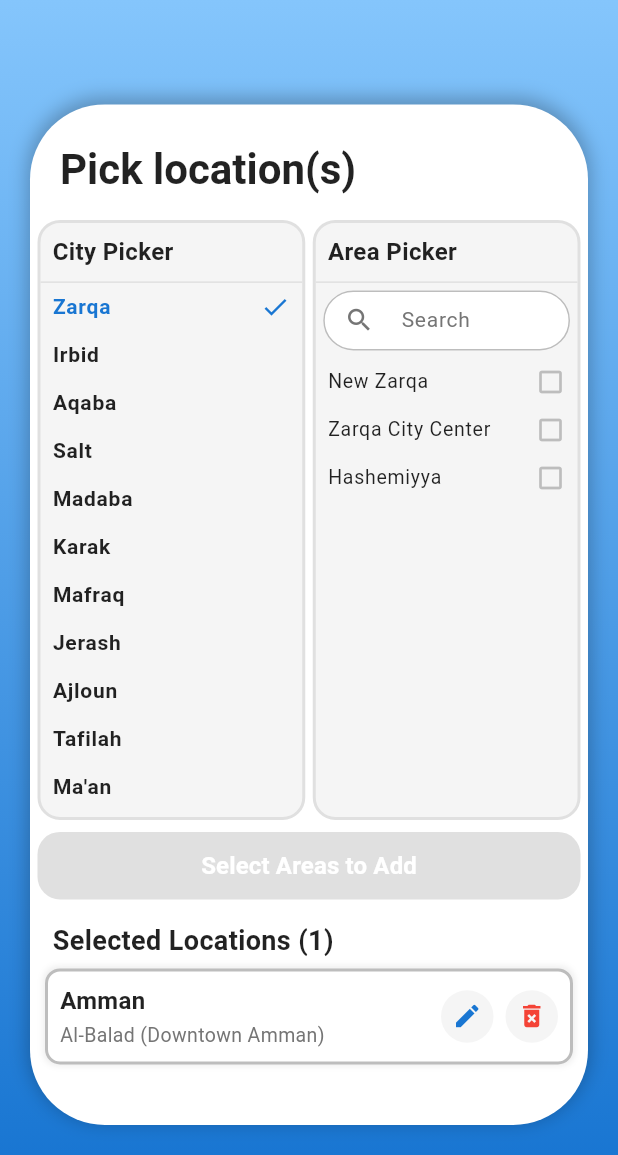
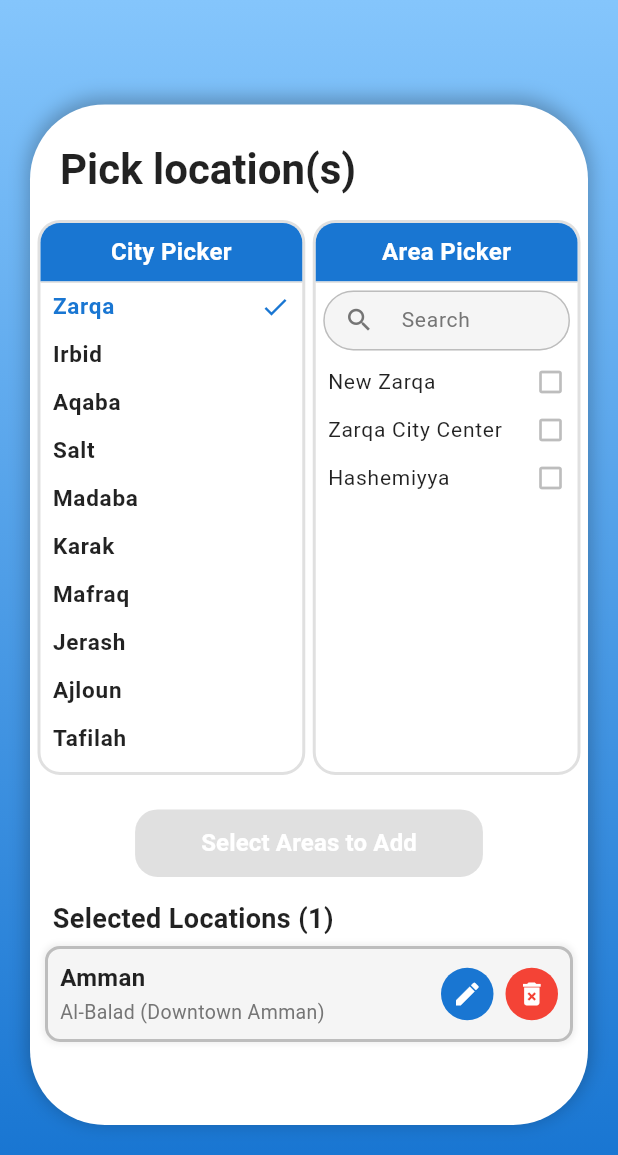
Before and after one commit to RashedGhanem11/Ajeer, a Flutter app: the LocationScreen screen opened directly with empty values, after a tap on "Al-Balad (Downtown Amman)", after a tap on "Add Location", on a phone screen of 412 x 824 dp, the part 81-1236 px from its top. Run offline on Flutter 3.47's test engine with Material 3 defaults, Android fonts, the phone set to English and light mode, and no system bars; our stand-ins replace image_picker.

Commit message:
feat: Enhance LocationScreen and ServicesScreen UI with improved color schemes and layout adjustments

```diff
--- a/Ajeer.mobile/lib/screens/service_provider_screens/location_screen.dart
+++ b/Ajeer.mobile/lib/screens/service_provider_screens/location_screen.dart
@@ -417,6 +417,8 @@ class _LocationSelectionContent extends StatelessWidget {
 
   List<Widget> _buildSelectedLocationsList() {
     final Color titleColor = isDarkMode ? Colors.white : Colors.black87;
+    const Color primaryBlue = Color(0xFF1976D2);
+    const Color deleteRed = Color(0xFFF44336);
 
     return [
       Padding(
@@ -439,7 +441,9 @@ class _LocationSelectionContent extends StatelessWidget {
         itemBuilder: (context, index) {
           final loc = finalLocations[index];
           final areas = loc.areas.toList().join(', ');
-          final Color itemBgColor = isDarkMode ? Colors.black : Colors.white;
+          final Color itemBgColor = isDarkMode
+              ? Colors.black
+              : Colors.grey.shade100;
           final Color itemBorderColor = isDarkMode
               ? Colors.grey.shade600
               : Colors.grey.shade400;
@@ -449,8 +453,6 @@ class _LocationSelectionContent extends StatelessWidget {
           final Color cityTextColor = isDarkMode
               ? Colors.white
               : Colors.black87;
-          const Color iconColor = Color(0xFF1976D2);
-          const Color deleteColor = Color(0xFFF44336);
 
           return Container(
             margin: const EdgeInsets.only(bottom: 8.0, left: 5.0, right: 5.0),
@@ -503,15 +505,13 @@ class _LocationSelectionContent extends StatelessWidget {
                       child: Container(
                         width: 35,
                         height: 35,
-                        decoration: BoxDecoration(
+                        decoration: const BoxDecoration(
                           shape: BoxShape.circle,
-                          color: isDarkMode
-                              ? Colors.grey.shade800
-                              : Colors.grey.shade100,
+                          color: primaryBlue,
                         ),
                         child: const Icon(
                           Icons.edit,
-                          color: iconColor,
+                          color: Colors.white,
                           size: 20,
                         ),
                       ),
@@ -523,15 +523,13 @@ class _LocationSelectionContent extends StatelessWidget {
                       child: Container(
                         width: 35,
                         height: 35,
-                        decoration: BoxDecoration(
+                        decoration: const BoxDecoration(
                           shape: BoxShape.circle,
-                          color: isDarkMode
-                              ? Colors.grey.shade800
-                              : Colors.grey.shade100,
+                          color: deleteRed,
                         ),
                         child: const Icon(
                           Icons.delete_forever,
-                          color: deleteColor,
+                          color: Colors.white,
                           size: 20,
                         ),
                       ),
@@ -605,7 +603,7 @@ class _CityAreaSelector extends StatelessWidget {
     return Column(
       children: [
         SizedBox(
-          height: 400,
+          height: 370,
           child: Row(
             crossAxisAlignment: CrossAxisAlignment.start,
             children: [
@@ -639,10 +637,14 @@ class _CityAreaSelector extends StatelessWidget {
             ],
           ),
         ),
+        const SizedBox(
+          height: 15.0,
+        ), // UPDATED: Added vertical space to move button down
         Padding(
           padding: const EdgeInsets.only(top: 8.0, bottom: 5.0),
+          // UPDATED: Wrapped in Center to size to content instead of double.infinity
+          child: Center(
             child: SizedBox(
-            width: double.infinity,
               height: 45,
               child: ElevatedButton(
                 onPressed: isSaveEnabled ? onSave : null,
@@ -652,13 +654,20 @@ class _CityAreaSelector extends StatelessWidget {
                     borderRadius: BorderRadius.circular(15.0),
                   ),
                   elevation: 5,
+                  // Removed fixed width, allowing it to size to text content
                 ),
+                child: Padding(
+                  padding: const EdgeInsets.symmetric(
+                    horizontal: 20.0,
+                  ), // Added horizontal padding for better appearance
                   child: Text(
                     isSaveEnabled ? 'Add Location' : 'Select Areas to Add',
                     style: const TextStyle(
                       color: Colors.white,
                       fontSize: 16,
                       fontWeight: FontWeight.bold,
+                    ),
+                  ),
                 ),
               ),
             ),
@@ -682,31 +691,39 @@ class _LocationBox extends StatelessWidget {
 
   @override
   Widget build(BuildContext context) {
-    final Color headerColor = isDarkMode ? Colors.white70 : Colors.black87;
-    final Color boxColor = isDarkMode
-        ? Colors.grey.shade900
-        : Colors.grey.shade100;
+    const Color primaryBlue = Color(0xFF1976D2);
+    // Use primaryBlue in dark mode as requested, and in light mode (original logic)
+    final Color headerBgColor = isDarkMode ? primaryBlue : primaryBlue;
+    final Color headerTextColor = isDarkMode ? Colors.white : Colors.white;
+    final Color listBgColor = isDarkMode ? Colors.grey.shade900 : Colors.white;
     final Color borderColor = isDarkMode
         ? Colors.grey.shade700
         : Colors.grey.shade300;
 
     return Container(
       decoration: BoxDecoration(
-        color: boxColor,
+        color: listBgColor,
         borderRadius: BorderRadius.circular(15.0),
         border: Border.all(color: borderColor, width: 2),
       ),
       child: Column(
-        crossAxisAlignment: CrossAxisAlignment.start,
+        crossAxisAlignment: CrossAxisAlignment.stretch,
         children: [
-          Padding(
+          Container(
             padding: const EdgeInsets.all(8.0),
+            decoration: BoxDecoration(
+              color: headerBgColor,
+              borderRadius: const BorderRadius.vertical(
+                top: Radius.circular(13.0),
+              ),
+            ),
             child: Text(
               title,
+              textAlign: TextAlign.center,
               style: TextStyle(
                 fontWeight: FontWeight.bold,
                 fontSize: 16,
-                color: headerColor,
+                color: headerTextColor,
               ),
             ),
           ),
@@ -759,7 +776,7 @@ class _CityList extends StatelessWidget {
           title: Text(
             city,
             style: TextStyle(
-              fontSize: 14,
+              fontSize: 15,
               fontWeight: FontWeight.bold,
               color: itemTextColor,
             ),
@@ -794,6 +811,10 @@ class _AreaList extends StatelessWidget {
     required this.isDarkMode,
   });
 
+  String _normalizeString(String text) {
+    return text.replaceAll(RegExp(r'[\s-]'), '').toLowerCase();
+  }
+
   @override
   Widget build(BuildContext context) {
     if (selectedCity == null) {
@@ -810,12 +831,15 @@ class _AreaList extends StatelessWidget {
     }
 
     final List<String> availableAreas = kCityAreas[selectedCity] ?? [];
-    String normalizedQuery = areaSearchQuery.trim().toLowerCase();
+    String normalizedQuery = _normalizeString(areaSearchQuery);
 
     final List<String> filteredAreas = availableAreas.where((area) {
       if (normalizedQuery.isEmpty) return true;
-      return area.toLowerCase().contains(normalizedQuery);
+      return _normalizeString(area).contains(normalizedQuery);
     }).toList();
+
+    const Color selectedGreen = Colors.green; // UPDATED: Defined green color
+    const Color primaryColor = Color(0xFF1976D2);
 
     return Column(
       children: [
@@ -849,7 +873,7 @@ class _AreaList extends StatelessWidget {
                   itemBuilder: (context, index) {
                     final area = filteredAreas[index];
                     final bool isSelected = currentAreaSelection.contains(area);
-                    const Color primaryColor = Color(0xFF1976D2);
+
                     final Color itemBgColor = isSelected
                         ? primaryColor.withOpacity(0.1)
                         : (isDarkMode
@@ -871,7 +895,7 @@ class _AreaList extends StatelessWidget {
                       title: Text(
                         area,
                         style: TextStyle(
-                          fontSize: 13,
+                          fontSize: 14,
                           fontWeight: isSelected
                               ? FontWeight.bold
                               : FontWeight.normal,
@@ -881,7 +905,7 @@ class _AreaList extends StatelessWidget {
                       trailing: isSelected
                           ? const Icon(
                               Icons.check_box,
-                              color: primaryColor,
+                              color: selectedGreen, // UPDATED: Green checkmark
                               size: 20,
                             )
                           : Icon(
@@ -914,7 +938,7 @@ class _AreaSearchBar extends StatelessWidget {
   Widget build(BuildContext context) {
     final Color searchFillColor = isDarkMode
         ? Colors.grey.shade800
-        : Colors.white;
+        : Colors.grey.shade100;
     final Color searchTextColor = isDarkMode ? Colors.white : Colors.black;
     final Color searchHintColor = isDarkMode
         ? Colors.grey.shade500
```
Also changed, not shown: Ajeer.mobile/lib/screens/service_provider_screens/services_screen.dart (+40 -7 lines). Lines whose indentation alone changed are shown as unchanged.
